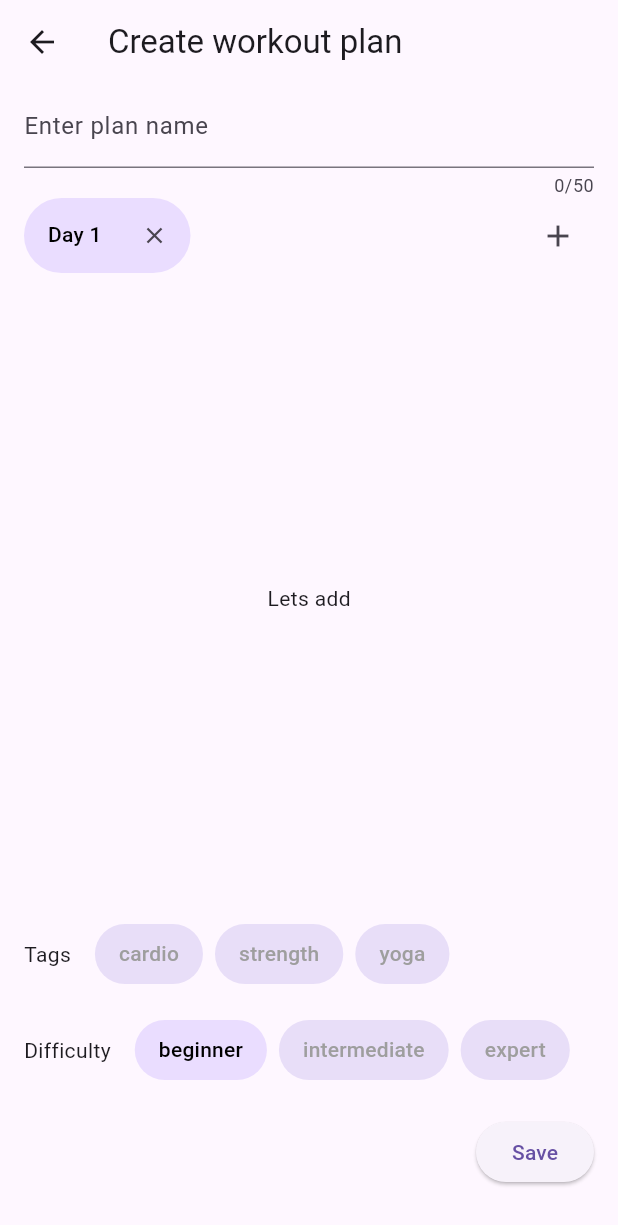
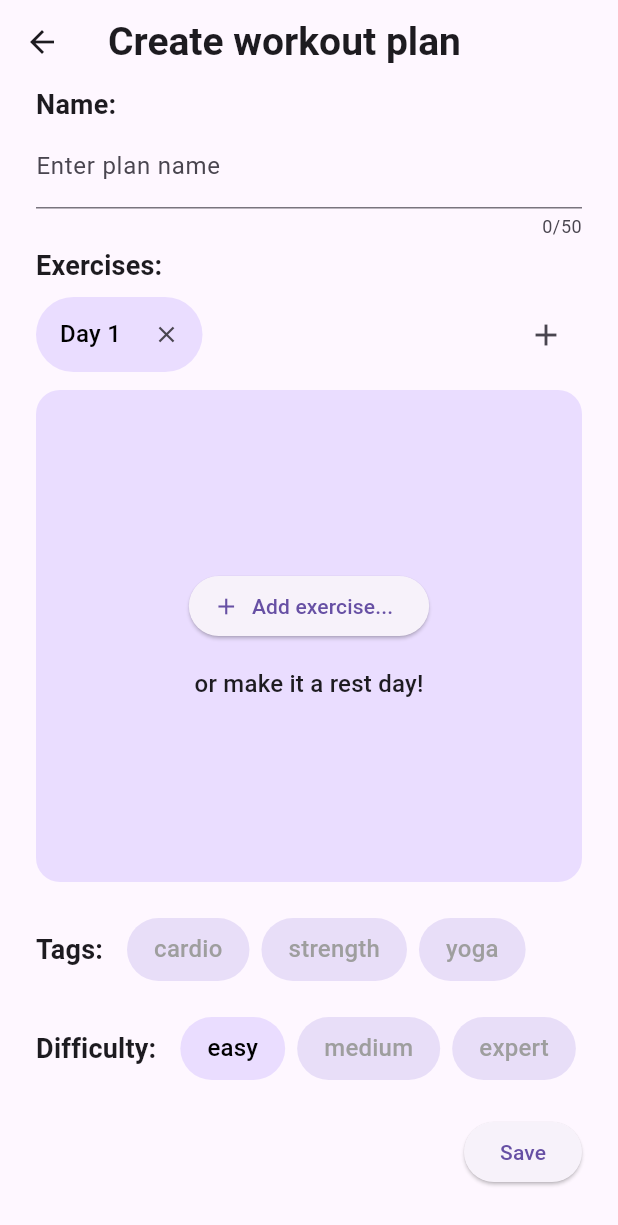
Before and after one commit to kmekarski/gym_partner, a Flutter app: the screen it shows once a user with an empty profile is signed in, after a tap on the "add" icon, on a phone screen of 412 x 824 dp. Shown: the top 1225 px of the screen. Run offline on Flutter 3.47's test engine with Material 3 defaults, Android fonts, the phone set to English and light mode, and no system bars; our stand-ins replace cloud_firestore, firebase_auth, firebase_core, flutter_riverpod; accounts and stored records are empty.

Commit message:
small ui changes, added exerise, body part models

```diff
--- /dev/null
+++ b/lib/data/exercises.dart
@@ -0,0 +1,26 @@
+import 'package:gym_partner/models/body_part.dart';
+import 'package:gym_partner/models/exercise.dart';
+
+const List<Exercise> allExercises = [
+  Exercise(
+    name: 'Squat',
+    bodyParts: [
+      BodyPart.legs,
+      BodyPart.quads,
+      BodyPart.glutes,
+    ],
+  ),
+  Exercise(
+    name: 'Bench press',
+    bodyParts: [
+      BodyPart.chest,
+      BodyPart.tricep,
+    ],
+  ),
+  Exercise(
+    name: 'Shoulder press',
+    bodyParts: [
+      BodyPart.shoulders,
+    ],
+  ),
+];
--- /dev/null
+++ b/lib/models/body_part.dart
@@ -0,0 +1,14 @@
+enum BodyPart {
+  chest,
+  bicep,
+  tricep,
+  forearms,
+  shoulders,
+  core,
+  back,
+  legs,
+  glutes,
+  quads,
+  hamstrings,
+  calves,
+}
--- /dev/null
+++ b/lib/models/exercise.dart
@@ -0,0 +1,11 @@
+import 'package:gym_partner/models/body_part.dart';
+
+class Exercise {
+  const Exercise({
+    required this.name,
+    required this.bodyParts,
+  });
+
+  final String name;
+  final List<BodyPart> bodyParts;
+}
--- a/lib/models/plan.dart
+++ b/lib/models/plan.dart
@@ -30,7 +30,7 @@ class Plan {
     final difficultyString = (data['difficulty'] ?? '').toString();
     final difficulty = PlanDifficulty.values.firstWhere(
       (e) => e.toString() == difficultyString,
-      orElse: () => PlanDifficulty.beginner,
+      orElse: () => PlanDifficulty.easy,
     );
 
     return Plan(
--- a/lib/models/plan_difficulty.dart
+++ b/lib/models/plan_difficulty.dart
@@ -1,5 +1,5 @@
 enum PlanDifficulty {
-  beginner,
-  intermediate,
+  easy,
+  medium,
   expert,
 }
--- a/lib/screens/my_plans.dart
+++ b/lib/screens/my_plans.dart
@@ -37,7 +37,10 @@ class _MyPlansScreenState extends ConsumerState<MyPlansScreen> {
     }
 
     var appBar = AppBar(
-      title: const Text('My workout plans'),
+      title: const Text(
+        'My workout plans',
+        style: TextStyle(fontWeight: FontWeight.w600, fontSize: 26),
+      ),
       actions: [
         IconButton(
             onPressed: () => Navigator.of(context).push(
--- a/lib/screens/new_plan.dart
+++ b/lib/screens/new_plan.dart
@@ -1,5 +1,6 @@
 import 'dart:convert';
 
+import 'package:flutter/cupertino.dart';
 import 'package:flutter/material.dart';
 import 'package:flutter/widgets.dart';
 import 'package:flutter_riverpod/flutter_riverpod.dart';
@@ -37,7 +38,7 @@ class _NewPlanModalState extends ConsumerState<NewPlanScreen> {
   double _plusDayButtonWidth = 50;
 
   List<PlanTag> _selectedTags = [];
-  PlanDifficulty _selectedDifficulty = PlanDifficulty.beginner;
+  PlanDifficulty _selectedDifficulty = PlanDifficulty.easy;
 
   void _selectDay(int index) {
     setState(() {
@@ -65,14 +66,15 @@ class _NewPlanModalState extends ConsumerState<NewPlanScreen> {
   }
 
   void _animateDaysList() {
-    final listWidth = MediaQuery.of(context).size.width - _plusDayButtonWidth;
+    final listWidth =
+        MediaQuery.of(context).size.width - _plusDayButtonWidth - 24;
     final elementWidth = _daysListElementWidth + _daysListGapWidth;
     final numOfelementsOnScreen = (listWidth / elementWidth).floor();
     print(numOfelementsOnScreen);
     final needsToScroll = _days.length > numOfelementsOnScreen;
     _daysListScrollController.animateTo(
         needsToScroll
-            ? (_days.length - numOfelementsOnScreen) * elementWidth
+            ? (_days.length - numOfelementsOnScreen - 1) * elementWidth + 24
             : 0,
         duration: Duration(milliseconds: 300),
         curve: Curves.fastOutSlowIn);
@@ -126,8 +128,25 @@ class _NewPlanModalState extends ConsumerState<NewPlanScreen> {
     Navigator.of(context).pop();
   }
 
+  Widget sectionTitle(String text) {
+    return Padding(
+      padding: const EdgeInsets.only(right: 16),
+      child: Text(
+        text,
+        style: Theme.of(context).textTheme.titleMedium!.copyWith(
+              fontWeight: FontWeight.w600,
+              fontSize: 18,
+            ),
+      ),
+    );
+  }
+
   @override
   Widget build(BuildContext context) {
+    final tagSelectedBackgroundColor =
+        Theme.of(context).colorScheme.primaryContainer;
+    final tagUnselectedBackgroundColor =
+        Theme.of(context).colorScheme.secondaryContainer;
     var daysPicker = SizedBox(
       height: 50,
       width: MediaQuery.of(context).size.width,
@@ -138,7 +157,19 @@ class _NewPlanModalState extends ConsumerState<NewPlanScreen> {
               controller: _daysListScrollController,
               scrollDirection: Axis.horizontal,
               children: [
-                for (var (index, day) in _days.indexed) dayButton(day, index),
+                for (var (index, day) in _days.indexed)
+                  FormBadge.withX(
+                    text: 'Day ${index + 1}',
+                    width: _daysListElementWidth,
+                    isSelected: index == _selectedDayIndex,
+                    onTap: () {
+                      _selectDay(index);
+                    },
+                    onXTap: () => _removeDay(index),
+                    selectedBackgroundColor: tagSelectedBackgroundColor,
+                    unselectedBackgroundColor: tagUnselectedBackgroundColor,
+                    margin: EdgeInsets.only(right: _daysListGapWidth),
+                  ),
               ],
             ),
           ),
@@ -157,19 +188,35 @@ class _NewPlanModalState extends ConsumerState<NewPlanScreen> {
         ],
       ),
     );
-    var exercisesPicker = const Expanded(
+    var exercisesPicker = Expanded(
+      child: Container(
+        decoration: BoxDecoration(
+          color: Theme.of(context).colorScheme.primaryContainer,
+          borderRadius: BorderRadius.circular(16),
+        ),
         child: Center(
-        child: Text('Lets add'),
+          child: Column(
+            mainAxisSize: MainAxisSize.min,
+            children: [
+              ElevatedButton.icon(
+                onPressed: () {},
+                label: const Text('Add exercise...'),
+                icon: const Icon(Icons.add),
+              ),
+              const SizedBox(height: 16),
+              Text(
+                'or make it a rest day!',
+                style: Theme.of(context).textTheme.titleMedium,
+              ),
+            ],
+          ),
+        ),
       ),
     );
-    final tagSelectedBackgroundColor =
-        Theme.of(context).colorScheme.primaryContainer;
-    final tagUnselectedBackgroundColor =
-        Theme.of(context).colorScheme.secondaryContainer;
+
     var tagsPicker = Row(
       children: [
-        const Text('Tags'),
-        const SizedBox(width: 16),
+        sectionTitle('Tags:'),
         Row(
           children: [
             for (final tag in PlanTag.values)
@@ -184,11 +231,16 @@ class _NewPlanModalState extends ConsumerState<NewPlanScreen> {
       ],
     );
 
-    var difficultyPicker = Row(
+    var difficultyPicker = SizedBox(
+      height: 42,
+      width: MediaQuery.of(context).size.width,
+      child: Row(
+        mainAxisSize: MainAxisSize.max,
         children: [
-        const Text('Difficulty'),
-        const SizedBox(width: 16),
-        Row(
+          sectionTitle('Difficulty:'),
+          Expanded(
+            child: ListView(
+              scrollDirection: Axis.horizontal,
               children: [
                 for (final difficulty in PlanDifficulty.values)
                   FormBadge(
@@ -199,7 +251,9 @@ class _NewPlanModalState extends ConsumerState<NewPlanScreen> {
                       unselectedBackgroundColor: tagUnselectedBackgroundColor)
               ],
             ),
+          ),
         ],
+      ),
     );
 
     var bottomButtons = Row(
@@ -238,17 +292,27 @@ class _NewPlanModalState extends ConsumerState<NewPlanScreen> {
     );
     return Scaffold(
       appBar: AppBar(
-        title: const Text('Create workout plan'),
+        title: const Text(
+          'Create workout plan',
+          style: TextStyle(fontWeight: FontWeight.w600, fontSize: 26),
+        ),
       ),
       body: Padding(
-        padding: const EdgeInsets.only(right: 16, left: 16, bottom: 32),
+        padding: const EdgeInsets.only(right: 24, left: 24, bottom: 32),
         child: Form(
           key: _formKey,
           child: Column(
+            crossAxisAlignment: CrossAxisAlignment.start,
             children: [
+              sectionTitle('Name:'),
               nameTextFormField,
+              const SizedBox(height: 4),
+              sectionTitle('Exercises:'),
+              const SizedBox(height: 8),
               daysPicker,
+              const SizedBox(height: 12),
               exercisesPicker,
+              const SizedBox(height: 24),
               tagsPicker,
               const SizedBox(height: 24),
               difficultyPicker,
@@ -260,41 +324,4 @@ class _NewPlanModalState extends ConsumerState<NewPlanScreen> {
       ),
     );
   }
-
-  Widget dayButton(PlanDay day, int index) {
-    return Padding(
-      padding: EdgeInsets.only(right: _daysListGapWidth),
-      child: InkWell(
-        borderRadius: BorderRadius.circular(100),
-        onTap: () {
-          _selectDay(index);
-        },
-        child: Container(
-          width: _daysListElementWidth,
-          padding: const EdgeInsets.only(left: 16),
-          decoration: BoxDecoration(
-            borderRadius: BorderRadius.circular(100),
-            color: Theme.of(context).colorScheme.primaryContainer,
-          ),
-          child: Row(
-            children: [
-              Text(
-                'Day ${index + 1}',
-                style: Theme.of(context).textTheme.titleMedium!.copyWith(
-                    color:
-                        index == _selectedDayIndex ? Colors.black : Colors.grey,
-                    fontSize: 14),
-              ),
-              const Spacer(),
-              IconButton(
-                onPressed: () => _removeDay(index),
-                icon: const Icon(Icons.close),
-                iconSize: 18,
-              )
-            ],
-          ),
-        ),
-      ),
-    );
 }
-}
--- a/lib/widgets/form_clickable_badge.dart
+++ b/lib/widgets/form_clickable_badge.dart
@@ -8,7 +8,7 @@ class FormBadge extends StatefulWidget {
     required this.selectedBackgroundColor,
     required this.unselectedBackgroundColor,
     this.width,
-    this.height = 40,
+    this.height = 42,
     this.isSelected = false,
     this.selectedTextColor = Colors.black,
     this.unselectedTextColor = Colors.grey,
@@ -62,7 +62,7 @@ class _FormBadgeState extends State<FormBadge> {
           width: widget.width,
           height: widget.height,
           padding: widget.width == null
-              ? const EdgeInsets.symmetric(horizontal: 16)
+              ? const EdgeInsets.symmetric(horizontal: 18)
               : EdgeInsets.only(left: widget.hasX ? 16 : 0),
           decoration: BoxDecoration(
             borderRadius: BorderRadius.circular(100),
@@ -80,7 +80,7 @@ class _FormBadgeState extends State<FormBadge> {
                       color: widget.isSelected
                           ? widget.selectedTextColor
                           : widget.unselectedTextColor,
-                      fontSize: 14,
+                      fontSize: 16,
                     ),
               ),
               if (widget.hasX) const Spacer(),
```
Lines whose indentation alone changed are shown as unchanged.
